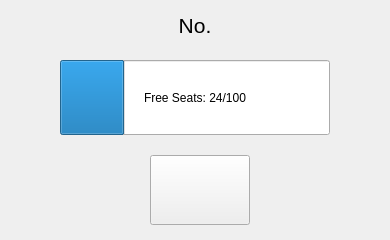
The window that tableitem.ui (zrd96/restaurant) describes before a commit, drawn with Qt 5.
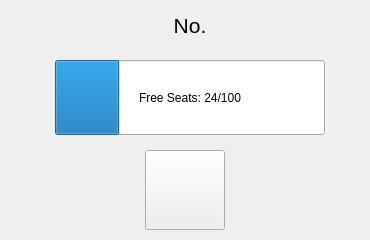
The same window after the commit. Icons and pictures are not drawn.

The edit to the form file:
```diff
--- a/tableitem.ui
+++ b/tableitem.ui
@@ -6,7 +6,7 @@
    <rect>
     <x>0</x>
     <y>0</y>
-    <width>390</width>
+    <width>370</width>
     <height>240</height>
    </rect>
   </property>
@@ -18,7 +18,7 @@
   </property>
   <property name="minimumSize">
    <size>
-    <width>390</width>
+    <width>370</width>
     <height>240</height>
    </size>
   </property>
@@ -28,10 +28,10 @@
   <widget class="QPushButton" name="selectTable">
    <property name="geometry">
     <rect>
-     <x>150</x>
-     <y>155</y>
-     <width>100</width>
-     <height>70</height>
+     <x>145</x>
+     <y>150</y>
+     <width>80</width>
+     <height>80</height>
     </rect>
    </property>
    <property name="text">
@@ -51,7 +51,7 @@
   <widget class="QLabel" name="tableNum">
    <property name="geometry">
     <rect>
-     <x>145</x>
+     <x>140</x>
      <y>10</y>
      <width>100</width>
      <height>30</height>
@@ -75,7 +75,7 @@
   <widget class="QProgressBar" name="seatsInfo">
    <property name="geometry">
     <rect>
-     <x>60</x>
+     <x>55</x>
      <y>60</y>
      <width>270</width>
      <height>75</height>
```
